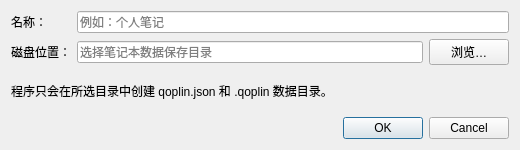
gacfox/qoplin, file src/ui/NotebookDialog.ui: the form before one commit.
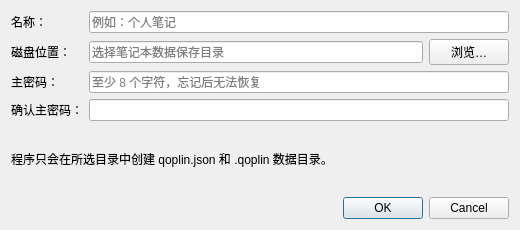
The form after the commit.

The edit to the form file:
```diff
--- a/src/ui/NotebookDialog.ui
+++ b/src/ui/NotebookDialog.ui
@@ -3,7 +3,7 @@
  <class>NotebookDialog</class>
  <widget class="QDialog" name="NotebookDialog">
   <property name="windowTitle"><string>新建笔记本</string></property>
-  <property name="minimumSize"><size><width>520</width><height>150</height></size></property>
+  <property name="minimumSize"><size><width>520</width><height>230</height></size></property>
   <layout class="QVBoxLayout" name="verticalLayout">
    <item>
     <layout class="QFormLayout" name="formLayout">
@@ -17,6 +17,10 @@
        <item><widget class="QPushButton" name="browseButton"><property name="text"><string>浏览…</string></property></widget></item>
       </layout>
      </item>
+     <item row="2" column="0"><widget class="QLabel" name="passwordLabel"><property name="text"><string>主密码：</string></property></widget></item>
+     <item row="2" column="1"><widget class="QLineEdit" name="passwordEdit"><property name="echoMode"><enum>QLineEdit::Password</enum></property><property name="placeholderText"><string>至少 8 个字符，忘记后无法恢复</string></property></widget></item>
+     <item row="3" column="0"><widget class="QLabel" name="confirmLabel"><property name="text"><string>确认主密码：</string></property></widget></item>
+     <item row="3" column="1"><widget class="QLineEdit" name="confirmEdit"><property name="echoMode"><enum>QLineEdit::Password</enum></property></widget></item>
     </layout>
    </item>
    <item><widget class="QLabel" name="hintLabel"><property name="text"><string>程序只会在所选目录中创建 qoplin.json 和 .qoplin 数据目录。</string></property><property name="wordWrap"><bool>true</bool></property></widget></item>
```
